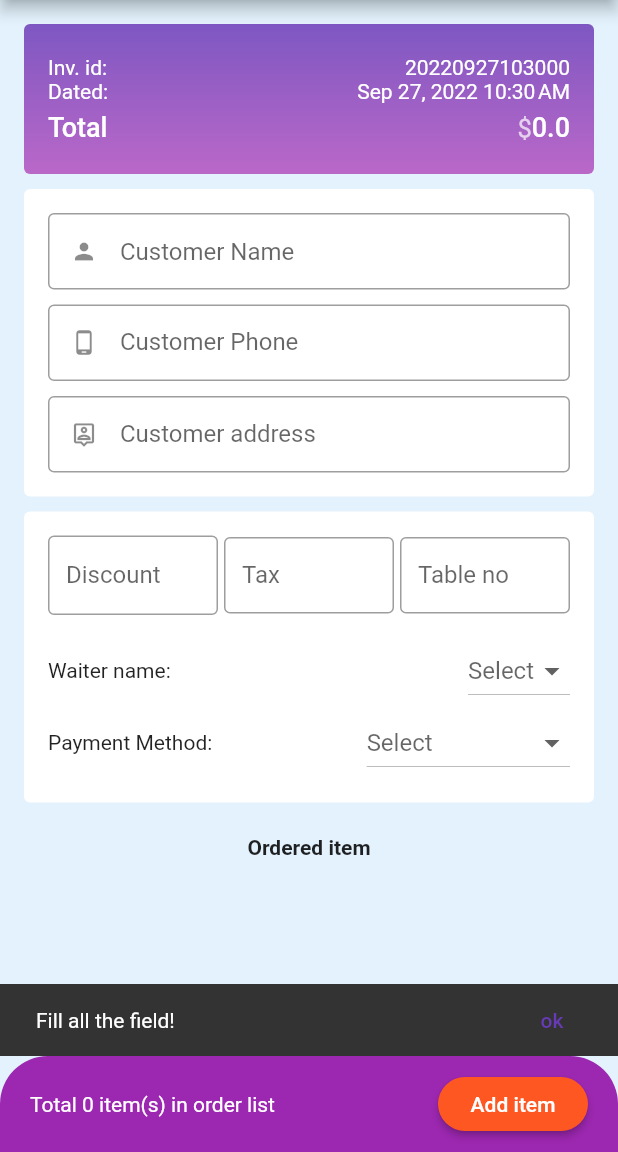
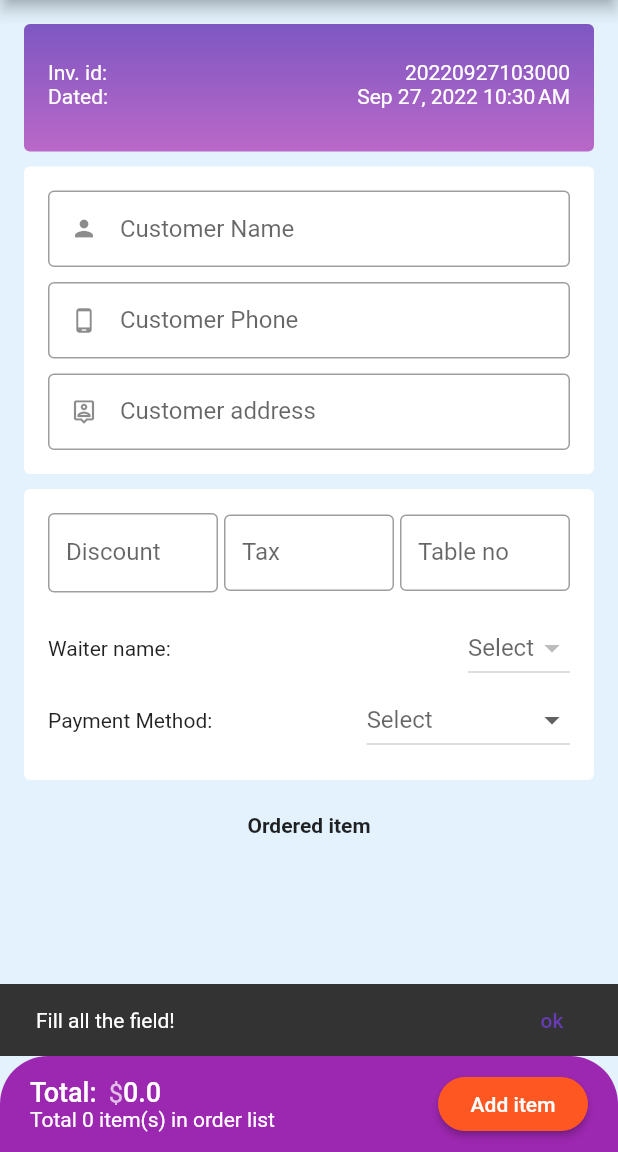
Before and after one commit to jakariya0dev/cafe21, a Flutter app: the CartPage screen opened directly, after a tap on "Save", on a phone screen of 412 x 824 dp, the part 84-1236 px from its top. Run offline on Flutter 3.47's test engine with Material 2 defaults, Android fonts, the phone set to English and light mode, and no system bars; our stand-ins replace cloud_firestore, firebase_auth, firebase_core, shared_preferences; missing offline and left inert: blue_thermal_printer; accounts and stored records are empty.

Commit message:
entry details print page complete

```diff
--- a/lib/controller/invoice_entry_controller.dart
+++ b/lib/controller/invoice_entry_controller.dart
@@ -63,11 +63,15 @@ class InvoiceEntryController{
       'discount' : invoice.discount,
       'discountType' : invoice.discountType,
       'tax' : invoice.tax,
-      'waiter' : invoice.waiter,
+      'waiterName' : invoice.waiterName,
+      'waiterId' : invoice.waiterId,
       'table' : invoice.table,
       'dateTime' : invoice.dateTime,
       'paymentMethod' : invoice.paymentMethod,
-      'orders' : invoice.orders
+      'orders' : invoice.orders,
+      'subTotal': invoice.subTotal,
+      'total' : invoice.total,
+      'netBill' : invoice.netBill
     }).whenComplete((){
       Navigator.push(
           context,
@@ -108,4 +112,22 @@ class InvoiceEntryController{
     return categoryList['names'];
   }
 
+  getWaiterData() async {
+
+    List waiterList = [];
+
+    await db.collection(AppConfig.dbName).doc('users').collection('waiters').get().then((value) {
+
+      for(var item in value.docs){
+        waiterList.add({
+          'id' : item['id'],
+          'name' : item['name'],
+        });
+      }
+
+    });
+
+    return waiterList;
+  }
+
 }
--- a/lib/model/invoice_model.dart
+++ b/lib/model/invoice_model.dart
@@ -1,9 +1,8 @@
-import 'package:cafe21/model/order_item_model.dart';
-import 'package:cloud_firestore/cloud_firestore.dart';
 
 class InvoiceModel{
 
-   final String invoiceId, customer, phone, address, discount, tax, waiter, table, discountType, paymentMethod;
+   final String invoiceId, customer, phone, address, discount, tax, waiterName, waiterId, table;
+   final String discountType, paymentMethod, subTotal, total, netBill;
    final dateTime;
    final List orders;
 
@@ -15,11 +14,16 @@ class InvoiceModel{
     required this.discount,
     required this.discountType,
     required this.tax,
-    required this.waiter,
+    required this.waiterName,
+    required this.waiterId,
     required this.table,
     required this.dateTime,
     required this.paymentMethod,
-    required this.orders});
+    required this.orders,
+    required this.subTotal,
+    required this.total,
+    required this.netBill
+  });
 
    // factory InvoiceModel.fromFirestore(
    //     DocumentSnapshot<Map<String, dynamic>> snapshot,
--- a/lib/views/invoice_entry.dart
+++ b/lib/views/invoice_entry.dart
@@ -24,37 +24,41 @@ class _CartPageState extends State<CartPage> {
   // FOR FETCHED ONLINE DATA
   List categoryList = [];
   List foodData = [];
-  List<String> waiterNameList = ['Jack', 'Rose'];
+  List waiterNameList = [];
 
   // FOR DIALOG FIELD MANAGE
   List<int> itemQuantityList = [];
-  List<String> cartItemList = [];
+  List<String> itemAddedInCartIdList = [];  // for button enable/disable
   List<TextEditingController> itemDiscountController = [];
   List<String> itemDiscountType = [];
 
 
   // for body drop down menu
   String selectedPaymentMethod = 'Select';
-  String selectedWaiter = 'Select';
+  String selectedWaiterName = 'Select', selectedWaiterId = '';
   bool isPaymentMethodSelected = false;
   bool isWaiterSelected = false;
 
   // controller for form field
   TextEditingController customerController = TextEditingController(),
       phoneController = TextEditingController(),
+      addressController = TextEditingController(),
       discountController = TextEditingController(),
       taxController = TextEditingController(),
-      waiterController = TextEditingController(),
-      addressController = TextEditingController(),
       tableController = TextEditingController();
 
   // FOR GENERAL USE
-  var height, width;
-  double total = 0;
+  dynamic height, width;
+
   int selectedButton = 0;
   List<OrderItemModel> orderedItemList = [];
   String totalDiscountType = '%';
   String totalDiscount = '';
+
+  // invoice data
+  double subTotal = 0;   // only food total
+  double total= 0;      // food total after discount
+  double netBill = 0;   // total after tax added
 
   @override
   void initState() {
@@ -65,15 +69,16 @@ class _CartPageState extends State<CartPage> {
   }
 
   getData() async {
+    waiterNameList = await InvoiceEntryController().getWaiterData();
     categoryList = await InvoiceEntryController().getCategoryList();
     foodData = await InvoiceEntryController().getFoodData(categoryList[0]);
     for (var i = 0; i <= foodData.length; i++) {
 
       itemQuantityList.add(1);
-      // cartItemList.add(false);
       itemDiscountController.add(TextEditingController());
       itemDiscountType.add('%');
     }
+
   }
 
   void changeState() {
@@ -103,11 +108,12 @@ class _CartPageState extends State<CartPage> {
                         phoneController.text.isEmpty ||
                         discountController.text.isEmpty ||
                         taxController.text.isEmpty ||
-                        waiterController.text.isEmpty ||
+                        addressController.text.isEmpty ||
                         tableController.text.isEmpty) {
-
                         showSnackBar('Fill all the field!');
 
+                    }else if(isWaiterSelected == false){
+                      showSnackBar('Select waiter name!');
                     }else if(isPaymentMethodSelected == false){
                       showSnackBar('Select payment method!');
                     }
@@ -128,6 +134,7 @@ class _CartPageState extends State<CartPage> {
                         );
                       });
 
+                      // for generating order list
                       List<Map<String, String>> orderListWithMap = [];
                       for(var item in orderedItemList){
                         orderListWithMap.add({
@@ -141,6 +148,18 @@ class _CartPageState extends State<CartPage> {
                         });
                       }
 
+                      if(totalDiscountType =='%'){
+
+                        double discount = subTotal * (double.parse(totalDiscount) / 100);
+                        total = subTotal - discount;
+                        double tax = total * (double.parse(taxController.text.toString())/100);
+                        netBill = total + tax;
+                      }else{
+                        total = subTotal - double.parse(totalDiscount);
+                        double tax = total * (double.parse(taxController.text.toString())/100);
+                        netBill = total + tax;
+                      }
+
                       InvoiceModel invoice = InvoiceModel(
                           invoiceId: invoiceId,
                           customer: customerController.text,
@@ -149,11 +168,16 @@ class _CartPageState extends State<CartPage> {
                           discount: discountController.text,
                           discountType: totalDiscountType,
                           tax: taxController.text,
-                          waiter: waiterController.text,
+                          waiterName: selectedWaiterName,
+                          waiterId: selectedWaiterId,
                           table: tableController.text,
                           dateTime: dated,
                           paymentMethod: selectedPaymentMethod,
-                          orders: orderListWithMap);
+                          orders: orderListWithMap,
+                          subTotal: subTotal.toStringAsFixed(2),
+                          total: total.toStringAsFixed(2),
+                          netBill: netBill.toStringAsFixed(2)
+                      );
                       await InvoiceEntryController().saveInvoiceToServer(invoice, context);
                     }
                   },
@@ -196,12 +220,46 @@ class _CartPageState extends State<CartPage> {
                   topLeft: Radius.circular(32), topRight: Radius.circular(32))),
           padding: const EdgeInsets.symmetric(vertical: 8, horizontal: 20),
           child: Row(
+            mainAxisAlignment: MainAxisAlignment.spaceBetween,
             children: [
-              Expanded(
-                  child: Text(
+              Column(
+                crossAxisAlignment: CrossAxisAlignment.start,
+                mainAxisSize: MainAxisSize.min,
+                children: [
+                  Row(
+                    children: [
+                      const Text(
+                        'Total:',
+                        style: TextStyle(
+                            color: Colors.white,
+                            fontSize: 18,
+                            fontWeight: FontWeight.w500),
+                      ),
+                      const SizedBox(width: 8,),
+                      RichText(
+                          text: TextSpan(
+                              text: '\$',
+                              style: const TextStyle(
+                                  color: Colors.white70,
+                                  fontSize: 17,
+                                  fontWeight: FontWeight.normal),
+                              children: [
+                                TextSpan(
+                                  text: subTotal.toString(),
+                                  style: const TextStyle(
+                                      color: Colors.white,
+                                      fontSize: 18,
+                                      fontWeight: FontWeight.w500),
+                                )
+                              ])),
+                    ],
+                  ),
+                  Text(
                     'Total ${orderedItemList.length} item(s) in order list',
                     style: const TextStyle(color: Colors.white),
-              )),
+                  ),
+                ],
+              ),
               MaterialButton(
                 shape: const StadiumBorder(),
                 minWidth: 100,
@@ -224,7 +282,7 @@ class _CartPageState extends State<CartPage> {
   Container buildTitleCard() {
     return Container(
       width: width,
-      height: 100,
+      height: 85,
       padding: const EdgeInsets.all(16),
       decoration: BoxDecoration(
         // color: Colors.white,
@@ -265,34 +323,6 @@ class _CartPageState extends State<CartPage> {
             ],
           ),
           const SizedBox(height: 5),
-          Row(
-            mainAxisAlignment: MainAxisAlignment.spaceBetween,
-            children: [
-              const Text(
-                'Total',
-                style: TextStyle(
-                    color: Colors.white,
-                    fontSize: 18,
-                    fontWeight: FontWeight.w500),
-              ),
-              RichText(
-                  text: TextSpan(
-                      text: '\$',
-                      style: const TextStyle(
-                          color: Colors.white70,
-                          fontSize: 17,
-                          fontWeight: FontWeight.normal),
-                      children: [
-                    TextSpan(
-                      text: total.toString(),
-                      style: const TextStyle(
-                          color: Colors.white,
-                          fontSize: 18,
-                          fontWeight: FontWeight.w500),
-                    )
-                  ])),
-            ],
-          ),
         ],
       ),
     );
@@ -438,15 +468,17 @@ class _CartPageState extends State<CartPage> {
                   ),
                   const SizedBox(width: 8),
                   DropdownButton(
-                hint: Text(selectedWaiter),
-                // value: paymentMethod,
+                    hint: Text(selectedWaiterName),
                     onTap: () {},
                     items: waiterNameList
                         .map((e) =>
-                        DropdownMenuItem(value: e, child: Text(e.toString())))
+                            DropdownMenuItem(value: e['id']+'. '+e['name'], child: Text(e['id']+'. '+e['name'].toString())))
                         .toList(),
                     onChanged: (value) {
-                  selectedWaiter = value.toString();
+                      selectedWaiterId = value.toString().substring(0, 3);
+                      selectedWaiterName = value.toString().substring(5);
+                      print(selectedWaiterId);
+                      print(selectedWaiterName);
                       isWaiterSelected = true;
                       setState(() {});
                     },
@@ -527,7 +559,7 @@ class _CartPageState extends State<CartPage> {
                                   color: Colors.grey.shade900),
                             ),
                             const SizedBox(width: 10),
-                            DiscountContainer(discount: itemDiscountController[index].text, type: itemDiscountType[index],)
+                            DiscountContainer(discount: orderedItemList[index].discount, type: orderedItemList[index].discountType,)
                           ],
                         ),
                         const SizedBox(
@@ -700,14 +732,14 @@ class _CartPageState extends State<CartPage> {
                                           ),
                                           const Expanded(child: SizedBox()),
                                           TextButton(
-                                            onPressed: cartItemList.contains(foodData[index]['id']) ? null : () {
+                                            onPressed: itemAddedInCartIdList.contains(foodData[index]['id']) ? null : () {
                                                     addItemInOrderList(index);
                                                     setState(() {});
                                                   },
                                             child: Text(
-                                              cartItemList.contains(foodData[index]['id']) ? 'Added' : 'Add',
+                                              itemAddedInCartIdList.contains(foodData[index]['id']) ? 'Added' : 'Add',
                                               style: TextStyle(
-                                                  color: cartItemList.contains(foodData[index]['id']) ? Colors.grey : Colors.deepPurple),
+                                                  color: itemAddedInCartIdList.contains(foodData[index]['id']) ? Colors.grey : Colors.deepPurple),
                                             ),
                                           )
                                         ],
@@ -754,7 +786,7 @@ class _CartPageState extends State<CartPage> {
       itemTotal = int.parse(foodData[index]['price'])*itemQuantityList[index];
     }
 
-    total += itemTotal;
+    subTotal += itemTotal;
     orderedItemList.add(OrderItemModel(
         id: foodData[index]['id'],
         name: foodData[index]['name'],
@@ -765,24 +797,21 @@ class _CartPageState extends State<CartPage> {
         itemTotal: itemTotal.toStringAsFixed(2),
         isAddedIndex: index
         ));
-    cartItemList.add(foodData[index]['id']);
-    // itemDiscountController[index].clear();
-    // quantityList[index] = 1;
-    // discountType[index] = '%';
-    // print(orderedItemList[index].itemTotal);
-    // print(itemDiscountType);
+    itemAddedInCartIdList.add(foodData[index]['id']);
+    itemQuantityList[index] = 1;
+    itemDiscountController[index].clear();
+    itemDiscountType[index] = '%';
     changeState();
+    print(itemAddedInCartIdList);
   }
 
   void removeItemFromOrderList(index) {
 
-    cartItemList.remove(foodData[index]['id']);
-    itemQuantityList[index] = 1;
-    itemDiscountController[index].clear();
-    itemDiscountType[index] = '%';
-    total-=double.parse(orderedItemList[index].itemTotal);
+    itemAddedInCartIdList.remove(orderedItemList[index].id);
+    subTotal-=double.parse(orderedItemList[index].itemTotal);
     orderedItemList.removeAt(index);
     changeState();
+    print(itemAddedInCartIdList);
 
   }
 
```
Also changed, not shown: lib/controller/invoice_list_controller.dart (+6 -2 lines), lib/views/invoice_details.dart (+18 -30 lines), lib/views/invoice_list.dart (+5 -8 lines), lib/views/invoice_print.dart (+20 -22 lines), lib/views/invoice_update.dart (+9 -3 lines). Lines whose indentation alone changed are shown as unchanged.
